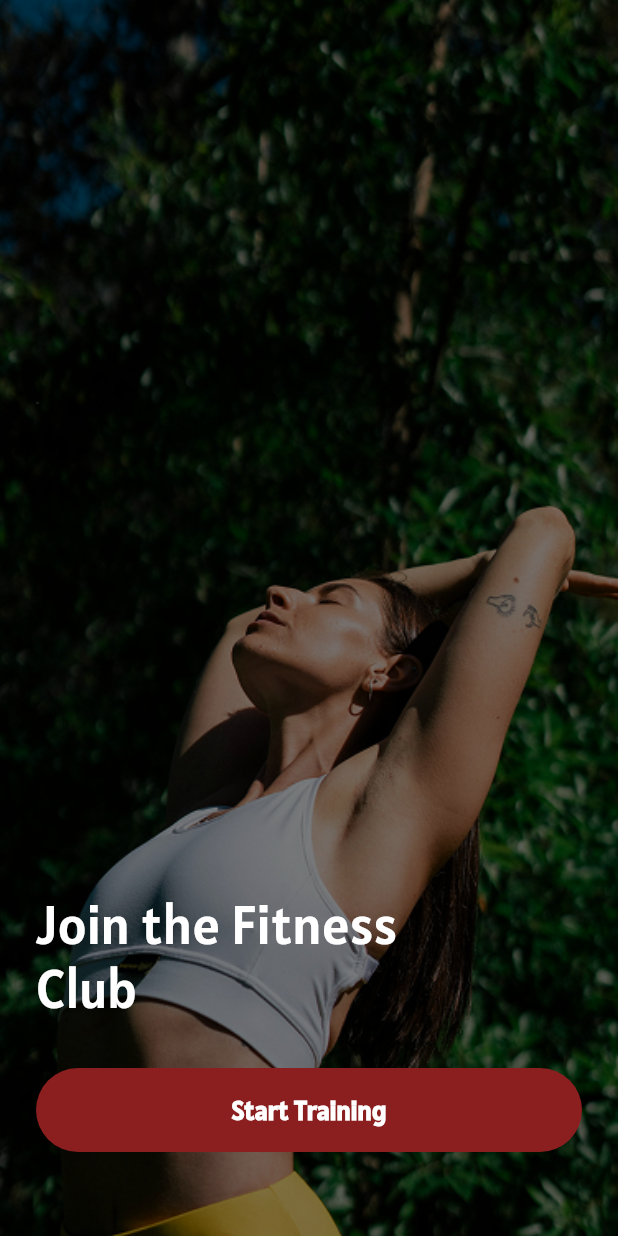
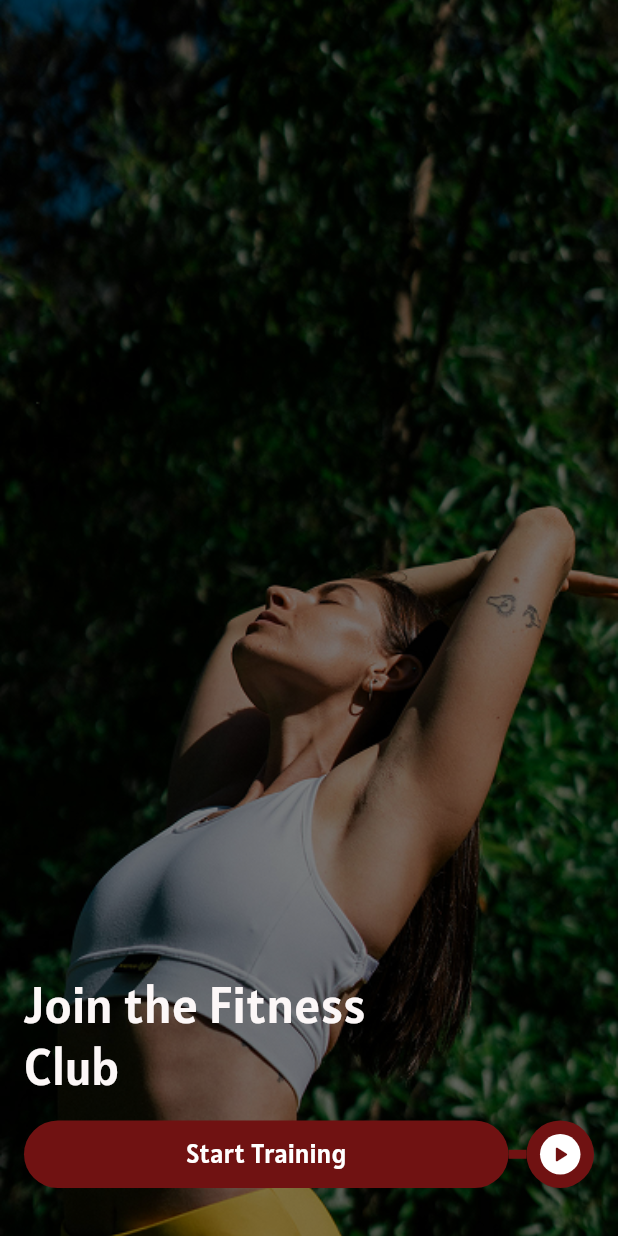
Before and after one commit to Sashmitha4x/flutter-fitness-app, a Flutter app: the screen it shows after launch, on a phone screen of 412 x 824 dp. Run offline on Flutter 3.47's test engine with Material 3 defaults, Android fonts, the phone set to English and light mode, and no system bars; our stand-ins replace go_router.

Commit message:
Mior Update

```diff
--- a/lib/core/routes/app_router.dart
+++ b/lib/core/routes/app_router.dart
@@ -1,6 +1,6 @@
 import 'package:flutter/material.dart';
 import 'package:go_router/go_router.dart';
-import '../../presentation/screens/splash/splash_screen.dart';
+import '../../presentation/screens/splash_screen.dart';
 
 /// App Navigation Routes
 class AppRouter {
--- a/lib/core/theme/app_sizes.dart
+++ b/lib/core/theme/app_sizes.dart
@@ -18,12 +18,12 @@ class AppSizes {
   static const double radiusFull = 999.0; // For pill shapes
 
   // Button Sizes
-  static const double buttonHeight = 56.0;
+  static const double buttonHeight = 45.0;
   static const double buttonHeightSmall = 44.0;
   static const double buttonHeightLarge = 64.0;
 
   // Icon Sizes
-  static const double iconS = 16.0;
+  static const double iconS = 18.0;
   static const double iconM = 24.0;
   static const double iconL = 32.0;
   static const double iconXL = 48.0;
--- a/lib/core/theme/app_theme.dart
+++ b/lib/core/theme/app_theme.dart
@@ -1,5 +1,4 @@
 import 'package:flutter/material.dart';
-import 'package:task2_fitness_app/core/theme/text_style.dart';
 import 'colors.dart';
 import 'fonts.dart';
 
@@ -7,79 +6,8 @@ import 'fonts.dart';
 class AppTheme {
   // Dark Theme (Primary Theme)
   static ThemeData darkTheme = ThemeData(
-    useMaterial3: true,
     brightness: Brightness.dark,
-
-    // Color Scheme
-    colorScheme: const ColorScheme.dark(
-      primary: AppColors.primaryButton,
-      secondary: AppColors.accentRed,
-      surface: AppColors.primaryBackground,
-      background: AppColors.primaryBackground,
-      error: AppColors.accentRed,
-      onPrimary: AppColors.textPrimary,
-      onSecondary: AppColors.textPrimary,
-      onSurface: AppColors.textPrimary,
-      onBackground: AppColors.textPrimary,
-    ),
-
-    // Scaffold Background
     scaffoldBackgroundColor: AppColors.primaryBackground,
-
-    // AppBar Theme
-    appBarTheme: const AppBarTheme(
-      backgroundColor: AppColors.primaryBackground,
-      elevation: 0,
-      iconTheme: IconThemeData(color: AppColors.textPrimary),
-      titleTextStyle: AppTextStyles.sectionHeader,
-    ),
-
-    // Card Theme
-    cardTheme: CardTheme(
-      color: AppColors.cardBackground,
-      elevation: 2,
-      shape: RoundedRectangleBorder(
-        borderRadius: BorderRadius.circular(16),
-      ),
-    ),
-
-    // Button Themes
-    elevatedButtonTheme: ElevatedButtonThemeData(
-      style: ElevatedButton.styleFrom(
-        backgroundColor: AppColors.primaryButton,
-        foregroundColor: AppColors.textPrimary,
-        textStyle: AppTextStyles.buttonText,
-        shape: RoundedRectangleBorder(
-          borderRadius: BorderRadius.circular(999), // Pill shape
-        ),
-        padding: const EdgeInsets.symmetric(horizontal: 32, vertical: 16),
-        elevation: 0,
-      ),
-    ),
-
-    // Chip Theme
-    chipTheme: ChipThemeData(
-      backgroundColor: AppColors.chipBackground,
-      labelStyle: AppTextStyles.chipText,
-      padding: const EdgeInsets.symmetric(horizontal: 16, vertical: 8),
-      shape: RoundedRectangleBorder(
-        borderRadius: BorderRadius.circular(999),
-      ),
-    ),
-
-    // Icon Theme
-    iconTheme: const IconThemeData(
-      color: AppColors.textPrimary,
-      size: 24,
-    ),
-
-    // Text Theme
-    textTheme: const TextTheme(
-      displayLarge: AppTextStyles.splashTitle,
-      labelLarge: AppTextStyles.buttonText,
-    ),
-
-    // Font Family
     fontFamily: AppFonts.primary,
   );
 }
--- a/lib/core/theme/colors.dart
+++ b/lib/core/theme/colors.dart
@@ -1,30 +1,29 @@
 import 'package:flutter/material.dart';
 
-/// App Color Palette - Dark Theme
 class AppColors {
   // Primary Colors
-  static const Color primaryBackground = Color(0xFF000000); // Black
-  static const Color primaryButton = Color(0xFF8B1E1E); // Dark Red/Maroon
-  static const Color primaryButtonDark = Color(0xFF6B1515); // Darker red for pressed state
+  static const Color primaryBackground = Color(0xFF000000);
+  static const Color primaryButton = Color.fromARGB(255, 112, 18, 18);
+  static const Color primaryButtonDark = Color(0xFF6B1515);
 
   // Accent Colors
-  static const Color accentRed = Color(0xFFE53935); // Bright Red
-  static const Color accentPink = Color(0xFFE91E63); // Pink accent
+  static const Color accentRed = Color(0xFFE53935);
+  static const Color accentPink = Color(0xFFE91E63);
 
   // Text Colors
-  static const Color textPrimary = Color(0xFFFFFFFF); // White
-  static const Color textSecondary = Color(0xFFB0B0B0); // Light Grey
+  static const Color textPrimary = Color(0xFFFFFFFF);
+  static const Color textSecondary = Color(0xFFB0B0B0);
 
   // Card & Surface Colors
-  static const Color cardBackground = Color(0xFFFFFFFF); // White cards
-  static const Color cardDark = Color(0xFF1A1A1A); // Dark grey for some cards
-  static const Color overlay = Color(0x80000000); // Semi-transparent black
+  static const Color cardBackground = Color(0xFFFFFFFF);
+  static const Color cardDark = Color(0xFF1A1A1A);
+  static const Color overlay = Color(0x80000000);
 
   // Chip & Tag Colors
-  static const Color chipBackground = Color(0xFFE53935); // Red chips
-  static const Color chipText = Color(0xFFFFFFFF); // White text on chips
+  static const Color chipBackground = Color(0xFFE53935);
+  static const Color chipText = Color(0xFFFFFFFF);
 
   // Border & Divider Colors
-  static const Color border = Color(0xFF2A2A2A); // Dark grey border
-  static const Color divider = Color(0xFF2A2A2A); // Divider line
+  static const Color border = Color(0xFF2A2A2A);
+  static const Color divider = Color(0xFF2A2A2A);
 }
--- a/lib/core/theme/fonts.dart
+++ b/lib/core/theme/fonts.dart
@@ -1,7 +1,7 @@
 /// App Font Families
 class AppFonts {
   static const String alatsi = 'Alatsi';
-  static const String fallback = 'Roboto'; // Fallback font
+  static const String fallback = 'Roboto';
 
   // Primary font family
   static const String primary = alatsi;
--- a/lib/core/theme/text_style.dart
+++ b/lib/core/theme/text_style.dart
@@ -7,9 +7,9 @@ class AppTextStyles {
   // Splash Screen Title
   static const TextStyle splashTitle = TextStyle(
     fontFamily: AppFonts.primary,
-    fontSize: 36,
-    fontWeight: FontWeight.normal,
-    color: AppColors.textPrimary,
+    fontSize: 34,
+    fontWeight: FontWeight.w400,
+    color: Color.fromRGBO(252, 247, 247, 1),
     height: 1.2,
   );
   // Button Text
@@ -19,14 +19,12 @@ class AppTextStyles {
     fontWeight: FontWeight.bold,
     color: AppColors.textPrimary,
   );
-
   static const TextStyle buttonTextMedium = TextStyle(
     fontFamily: AppFonts.primary,
     fontSize: 16,
     fontWeight: FontWeight.w600,
     color: AppColors.textPrimary,
   );
-
   // Chip Text
   static const TextStyle chipText = TextStyle(
     fontFamily: AppFonts.primary,
@@ -47,5 +45,4 @@ class AppTextStyles {
     fontWeight: FontWeight.bold,
     color: Color(0xFF000000),
   );
-
 }
--- a/lib/main.dart
+++ b/lib/main.dart
@@ -11,17 +11,6 @@ void main() {
     DeviceOrientation.portraitUp,
     DeviceOrientation.portraitDown,
   ]);
-
-  // Set system UI overlay style
-  SystemChrome.setSystemUIOverlayStyle(
-    const SystemUiOverlayStyle(
-      statusBarColor: Colors.transparent,
-      statusBarIconBrightness: Brightness.light,
-      systemNavigationBarColor: Colors.black,
-      systemNavigationBarIconBrightness: Brightness.light,
-    ),
-  );
-
   runApp(const FitnessClubApp());
 }
 
--- a/lib/presentation/screens/splash/splash_screen.dart
+++ b/lib/presentation/screens/splash_screen.dart
@@ -1,48 +1,38 @@
 import 'package:flutter/material.dart';
-import 'package:flutter_svg/flutter_svg.dart';
 import 'package:task2_fitness_app/core/theme/text_style.dart';
-import '../../../core/theme/app_sizes.dart';
-import '../../widgets/buttons/primary_button.dart';
+import '../../core/theme/app_sizes.dart';
+import '../widgets/buttons/primary_button.dart';
 
-/// Splash Screen - First screen users see
 class SplashScreen extends StatelessWidget {
   const SplashScreen({super.key});
-
   @override
   Widget build(BuildContext context) {
     return Scaffold(
       body: Stack(
         children: [
-          // Background Image
           Positioned.fill(
             child: Image.asset(
               'assets/images/bg_image.png',
               fit: BoxFit.cover,
             ),
           ),
-          // Content
           SafeArea(
             child: Padding(
-              padding: EdgeInsets.all(AppSizes.paddingL),
+              padding: EdgeInsets.all(AppSizes.paddingM),
               child: Column(
                 crossAxisAlignment: CrossAxisAlignment.start,
                 children: [
                   const Spacer(),
-
-                  // Title Text
                   Text(
                     'Join the Fitness\nClub',
                     style: AppTextStyles.splashTitle,
                   ),
-
-                  SizedBox(height: AppSizes.spaceXL),
-
-                  // Start Training Button
+                  SizedBox(height: AppSizes.spaceM),
                   PrimaryButton(
                     text: 'Start Training',
                     onPressed: () {},
                   ),
-                  SizedBox(height: AppSizes.spaceXL),
+                  SizedBox(height: AppSizes.spaceM),
                 ],
               ),
             ),
--- a/lib/presentation/widgets/buttons/primary_button.dart
+++ b/lib/presentation/widgets/buttons/primary_button.dart
@@ -1,50 +1,35 @@
 import 'package:flutter/material.dart';
-import 'package:task2_fitness_app/core/theme/text_style.dart';
-import '../../../core/theme/colors.dart';
-import '../../../core/theme/app_sizes.dart';
+import 'package:task2_fitness_app/core/theme/app_sizes.dart';
+import 'package:task2_fitness_app/core/theme/colors.dart';
 
-/// Primary Button Widget - Reusable button component
 class PrimaryButton extends StatelessWidget {
   final String text;
   final VoidCallback onPressed;
-  final double? width;
-  final double? height;
-  final Color? backgroundColor;
-  final Color? textColor;
-  final Widget? icon;
   final bool isLoading;
 
   const PrimaryButton({
     super.key,
     required this.text,
     required this.onPressed,
-    this.width,
-    this.height,
-    this.backgroundColor,
-    this.textColor,
-    this.icon,
     this.isLoading = false,
   });
 
   @override
   Widget build(BuildContext context) {
-    return SizedBox(
-      width: width ?? double.infinity,
-      height: height ?? AppSizes.buttonHeight,
-      child: ElevatedButton(
-        onPressed: isLoading ? null : onPressed,
-        style: ElevatedButton.styleFrom(
-          backgroundColor: backgroundColor ?? AppColors.primaryButton,
-          foregroundColor: textColor ?? AppColors.textPrimary,
-          shape: RoundedRectangleBorder(
+    return GestureDetector(
+      onTap: isLoading ? null : onPressed,
+      behavior: HitTestBehavior.opaque,
+      child: Row(
+        crossAxisAlignment: CrossAxisAlignment.center,
+        children: [
+          Expanded(
+            child: Container(
+              height: AppSizes.buttonHeight,
+              decoration: BoxDecoration(
+                color: AppColors.primaryButton,
                 borderRadius: BorderRadius.circular(AppSizes.radiusFull),
               ),
-          elevation: 0,
-          padding: EdgeInsets.symmetric(
-            horizontal: AppSizes.paddingL,
-            vertical: AppSizes.paddingM,
-          ),
-        ),
+              alignment: Alignment.center,
               child: isLoading
                   ? const SizedBox(
                       height: 24,
@@ -54,26 +39,42 @@ class PrimaryButton extends StatelessWidget {
                         strokeWidth: 2,
                       ),
                     )
-            : icon != null
-                ? Row(
-                    mainAxisAlignment: MainAxisAlignment.center,
-                    children: [
-                      icon!,
-                      SizedBox(width: AppSizes.spaceS),
-                      Text(
+                  : Text(
                       text,
-                        style: AppTextStyles.buttonText.copyWith(
-                          color: textColor ?? AppColors.textPrimary,
+                      style: const TextStyle(
+                        color: Color.fromARGB(255, 255, 255, 255),
+                        fontWeight: FontWeight.w400,
+                        fontSize: 18,
+                      ),
+                    ),
+            ),
+          ),
+          Container(
+            width: 12,
+            height: 6,
+            color: AppColors.primaryButton,
+          ),
+          Container(
+            height: AppSizes.buttonHeight,
+            width: AppSizes.buttonHeight,
+            decoration: const BoxDecoration(
+              color: AppColors.primaryButton,
+              shape: BoxShape.circle,
+            ),
+            padding: const EdgeInsets.all(9),
+            child: Container(
+              decoration: const BoxDecoration(
+                color: AppColors.textPrimary,
+                shape: BoxShape.circle,
+              ),
+              child: const Icon(
+                Icons.play_arrow_rounded,
+                color: AppColors.primaryButton,
+                size: AppSizes.iconS,
+              ),
             ),
           ),
         ],
-                  )
-                : Text(
-                    text,
-                    style: AppTextStyles.buttonText.copyWith(
-                      color: textColor ?? AppColors.textPrimary,
-                    ),
-                  ),
       ),
     );
   }
```
Lines whose indentation alone changed are shown as unchanged.
